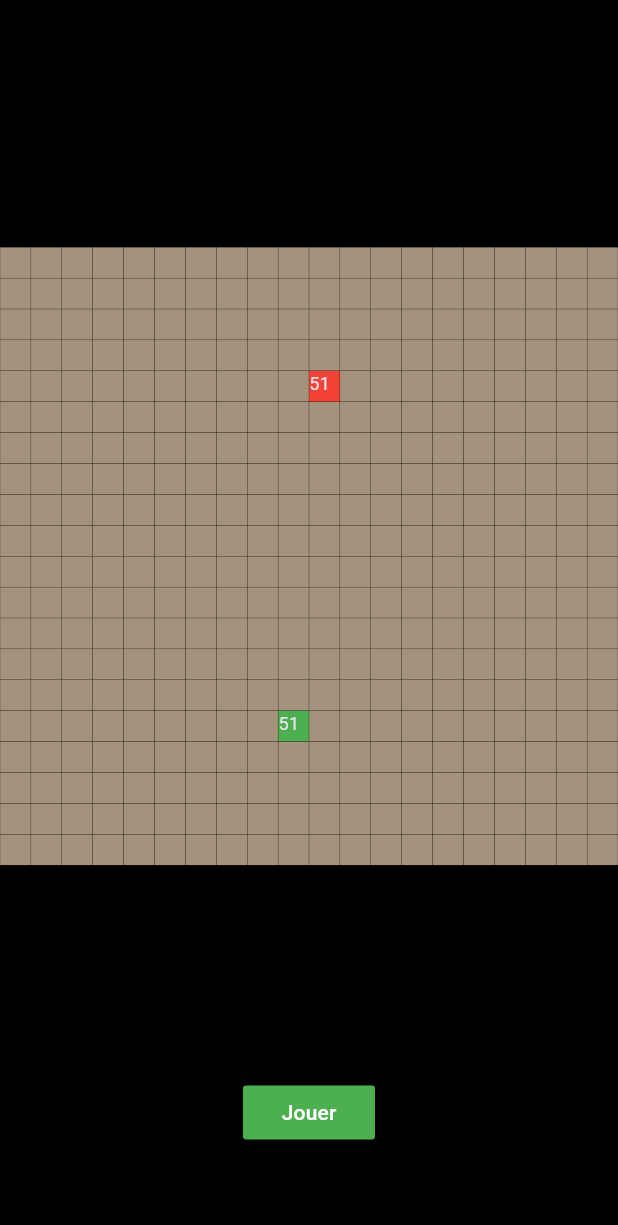
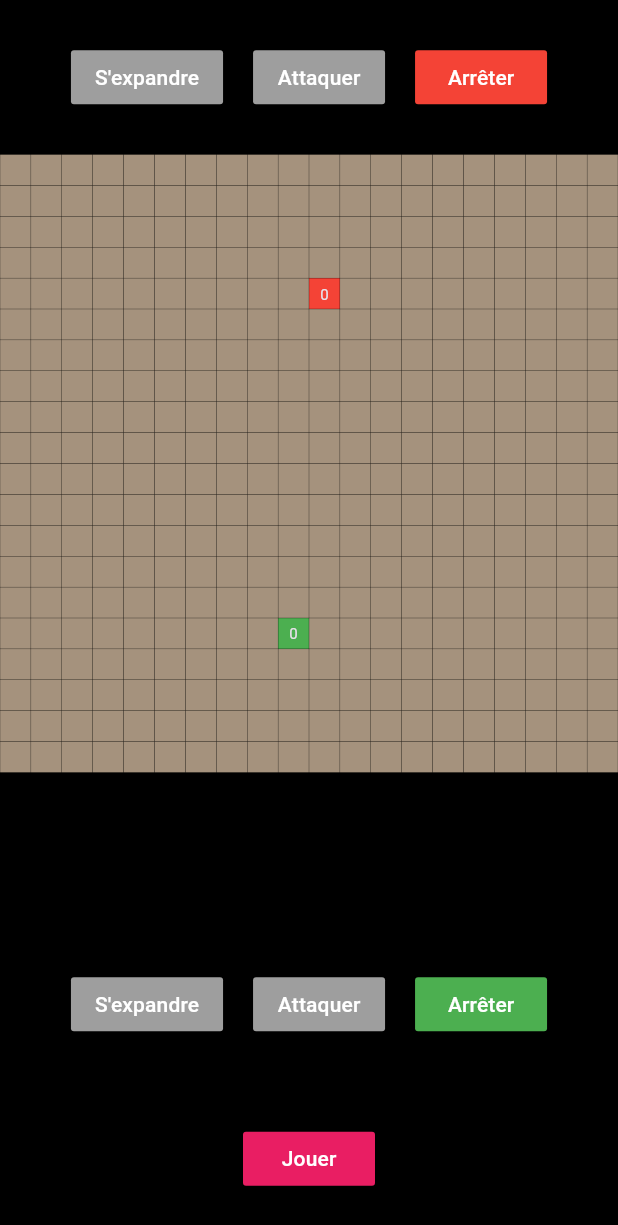
Before and after one commit to Singe72/pixelconquest_game, a Flutter app: the screen it shows after launch, on a phone screen of 412 x 824 dp. Shown: the top 1225 px of the screen. Run offline on Flutter 3.47's test engine with Material 3 defaults, Android fonts, the phone set to English and light mode, and no system bars.

Commit message:
add attack action

```diff
--- a/lib/home_page.dart
+++ b/lib/home_page.dart
@@ -1,10 +1,10 @@
 import 'dart:async';
 import 'package:flutter/material.dart';
-import 'package:pixelconquest_game/land_pixel.dart';
-import 'package:pixelconquest_game/mountain_pixel.dart';
+import 'package:pixelconquest_game/pixels/land_pixel.dart';
+import 'package:pixelconquest_game/pixels/mountain_pixel.dart';
+import 'package:pixelconquest_game/pixels/player_pixel.dart';
+import 'package:pixelconquest_game/pixels/water_pixel.dart';
 import 'package:pixelconquest_game/player.dart';
-import 'package:pixelconquest_game/player_pixel.dart';
-import 'package:pixelconquest_game/water_pixel.dart';
 
 class HomePage extends StatefulWidget {
   const HomePage({super.key});
@@ -15,12 +15,11 @@ class HomePage extends StatefulWidget {
 
 class _HomePageState extends State<HomePage> {
   int rowSize = 20;
-  int totalNumberOfCells = 400;
+  int totalNumberOfPixels = 400;
 
   List<Player> players = [
-    Player(units: 512, playerPos: [90], maxUnits: 512 * 150, color: Colors.red),
-    Player(
-        units: 512, playerPos: [309], maxUnits: 512 * 150, color: Colors.green)
+    Player(units: 0, playerPos: [90], maxUnits: 150, color: Colors.red),
+    Player(units: 0, playerPos: [309], maxUnits: 150, color: Colors.green)
   ];
 
   List<int> waterPos = [];
@@ -28,24 +27,41 @@ class _HomePageState extends State<HomePage> {
   List<int> mountainPos = [];
 
   void startGame() {
-    Timer.periodic(const Duration(seconds: 1), (timer) {
+    Timer.periodic(const Duration(milliseconds: 500), (timer) {
       setState(() {
         for (var player in players) {
           recalculateMaxPlayerUnits(player);
           generateUnits(player);
-          expandPlayerPosition(player);
+          if (player.isExpanding) {
+            expand(player);
+          }
+          if (player.isAttacking) {
+            attack(player, players.firstWhere((p) => p != player));
+          }
         }
       });
     });
   }
 
+  void expand(Player player) {
+    setState(() {
+      expandPlayerPosition(player);
+    });
+  }
+
+  void attack(Player player, Player otherPlayer) {
+    setState(() {
+      attackPlayerPosition(player, otherPlayer);
+    });
+  }
+
   void recalculateMaxPlayerUnits(Player player) {
-    player.maxUnits = player.cells * 150;
+    player.maxUnits = player.pixels * 150;
   }
 
   void expandPlayerPosition(Player player) {
-    int perimeter = 1; // Example: 1 cell in each diagonal direction
-    int conquestCost = 20; // Cost for conquering a LandPixel
+    int perimeter = 1;
+    int conquestCost = 20;
 
     List<int> newPlayerPos = List.from(player.playerPos);
     int maxSize = rowSize * rowSize;
@@ -67,14 +83,14 @@ class _HomePageState extends State<HomePage> {
               newCol < rowSize &&
               !newPlayerPos.contains(newPos)) {
             if (!waterPos.contains(newPos) && !mountainPos.contains(newPos)) {
-              // Check if the new position is a LandPixel and not already occupied by another player
               if (!players.any((p) => p.playerPos.contains(newPos))) {
-                // Check if the player has enough units to conquer the LandPixel
                 if (player.units >= conquestCost) {
                   newPlayerPos.add(newPos);
-                  player.units -=
-                      conquestCost; // Deduct the cost from player's units
-                  player.cells++;
+                  player.units -= conquestCost;
+                  player.pixels++;
+                } else {
+                  player.isExpanding = false;
+                  player.isAttacking = false;
                 }
               }
             }
@@ -85,8 +101,69 @@ class _HomePageState extends State<HomePage> {
     player.playerPos = newPlayerPos;
   }
 
+  void attackPlayerPosition(Player attacker, Player target) {
+    int perimeter = 1;
+    int conquestCost = 20;
+
+    List<int> newPlayerPos = List.from(attacker.playerPos);
+    int maxSize = rowSize * rowSize;
+
+    Set<int> adjacentPositions = Set();
+
+    for (int pos in attacker.playerPos) {
+      int row = pos ~/ rowSize;
+      int col = pos % rowSize;
+      for (int i = -perimeter; i <= perimeter; i++) {
+        for (int j = -perimeter + i.abs(); j <= perimeter - i.abs(); j++) {
+          int newRow = row + i;
+          int newCol = col + j;
+          int newPos = newRow * rowSize + newCol;
+          if (newRow >= 0 &&
+              newRow < rowSize &&
+              newCol >= 0 &&
+              newCol < rowSize) {
+            adjacentPositions.add(newPos);
+          }
+        }
+      }
+    }
+
+    for (int pos in target.playerPos) {
+      if (newPlayerPos.length >= maxSize) {
+        break;
+      }
+      if (adjacentPositions.contains(pos)) {
+        int row = pos ~/ rowSize;
+        int col = pos % rowSize;
+        for (int i = -perimeter; i <= perimeter; i++) {
+          for (int j = -perimeter + i.abs(); j <= perimeter - i.abs(); j++) {
+            int newRow = row + i;
+            int newCol = col + j;
+            int newPos = newRow * rowSize + newCol;
+            if (newRow >= 0 &&
+                newRow < rowSize &&
+                newCol >= 0 &&
+                newCol < rowSize &&
+                !newPlayerPos.contains(newPos)) {
+              if (!waterPos.contains(newPos) && !mountainPos.contains(newPos)) {
+                if (!attacker.playerPos.contains(newPos)) {
+                  if (attacker.units >= conquestCost) {
+                    newPlayerPos.add(newPos);
+                    attacker.units -= conquestCost;
+                    attacker.pixels++;
+                  }
+                }
+              }
+            }
+          }
+        }
+      }
+    }
+    attacker.playerPos = newPlayerPos;
+  }
+
   void generateUnits(Player player) {
-    int newUnits = player.units + player.cells * 2;
+    int newUnits = player.units + player.pixels * 2;
     if (newUnits > player.maxUnits) {
       player.units = player.maxUnits;
     } else {
@@ -100,11 +177,46 @@ class _HomePageState extends State<HomePage> {
       backgroundColor: Colors.black,
       body: Column(
         children: [
-          Expanded(child: Container()),
           Expanded(
-            flex: 3,
+              child: Center(
+            child: Row(
+              mainAxisAlignment: MainAxisAlignment.center,
+              children: [
+                MaterialButton(
+                  color: players[0].isExpanding ? Colors.red : Colors.grey,
+                  onPressed: () {
+                    players[0].isExpanding = true;
+                  },
+                  child: const Text("S'expandre"),
+                ),
+                const SizedBox(
+                  width: 20,
+                ),
+                MaterialButton(
+                  color: players[0].isAttacking ? Colors.red : Colors.grey,
+                  onPressed: () {
+                    players[0].isAttacking = true;
+                  },
+                  child: const Text("Attaquer"),
+                ),
+                const SizedBox(
+                  width: 20,
+                ),
+                MaterialButton(
+                  color: Colors.red,
+                  onPressed: () {
+                    players[0].isExpanding = false;
+                    players[0].isAttacking = false;
+                  },
+                  child: const Text("Arrêter"),
+                ),
+              ],
+            ),
+          )),
+          Expanded(
+            flex: 5,
             child: GridView.builder(
-              itemCount: totalNumberOfCells,
+              itemCount: totalNumberOfPixels,
               physics: const NeverScrollableScrollPhysics(),
               gridDelegate: SliverGridDelegateWithFixedCrossAxisCount(
                 crossAxisCount: rowSize,
@@ -113,9 +225,7 @@ class _HomePageState extends State<HomePage> {
                 for (var player in players) {
                   if (player.playerPos.contains(index)) {
                     return PlayerPixel(
-                        units: player.units,
-                        color:
-                            player.color); // Pass player's color to PlayerPixel
+                        units: player.units, color: player.color);
                   }
                 }
                 if (waterPos.contains(index)) {
@@ -130,15 +240,50 @@ class _HomePageState extends State<HomePage> {
           ),
           Expanded(
               child: Center(
+            child: Row(
+              mainAxisAlignment: MainAxisAlignment.center,
+              children: [
+                MaterialButton(
+                  color: players[1].isExpanding ? Colors.green : Colors.grey,
+                  onPressed: () {
+                    players[1].isExpanding = true;
+                  },
+                  child: const Text("S'expandre"),
+                ),
+                const SizedBox(
+                  width: 20,
+                ),
+                MaterialButton(
+                  color: players[1].isAttacking ? Colors.green : Colors.grey,
+                  onPressed: () {
+                    players[1].isAttacking = true;
+                  },
+                  child: const Text("Attaquer"),
+                ),
+                const SizedBox(
+                  width: 20,
+                ),
+                MaterialButton(
+                  color: Colors.green,
+                  onPressed: () {
+                    players[1].isExpanding = false;
+                    players[1].isAttacking = false;
+                  },
+                  child: const Text("Arrêter"),
+                ),
+              ],
+            ),
+          )),
+          Expanded(
+              child: Center(
             child: MaterialButton(
-                color: Colors.green,
+              color: Colors.pink,
               onPressed: () {
                 startGame();
               },
               child: const Text("Jouer"),
             ),
-            ),
-          ),
+          )),
         ],
       ),
     );
--- a/lib/player_pixel.dart
+++ b/lib/pixels/player_pixel.dart
@@ -15,7 +15,7 @@ class PlayerPixel extends StatelessWidget {
         child: Center(
             child: Text(
           units.toString(),
-          style: const TextStyle(fontSize: 12),
+          style: const TextStyle(fontSize: 10),
         )),
       ),
     );
--- a/lib/player.dart
+++ b/lib/player.dart
@@ -4,13 +4,15 @@ class Player {
   int units;
   int maxUnits;
   Color color;
-  int cells;
+  int pixels;
   List<int> playerPos;
+  bool isExpanding = false;
+  bool isAttacking = false;
 
   Player(
       {required this.units,
       required this.playerPos,
       required this.maxUnits,
       required this.color,
-      this.cells = 1});
+      this.pixels = 1});
 }
```
Also changed, not shown: lib/pixels/land_pixel.dart (renamed from lib/land_pixel.dart), lib/pixels/mountain_pixel.dart (renamed from lib/mountain_pixel.dart), lib/pixels/water_pixel.dart (renamed from lib/water_pixel.dart), pubspec.lock, 1 other file. Lines whose indentation alone changed are shown as unchanged.
